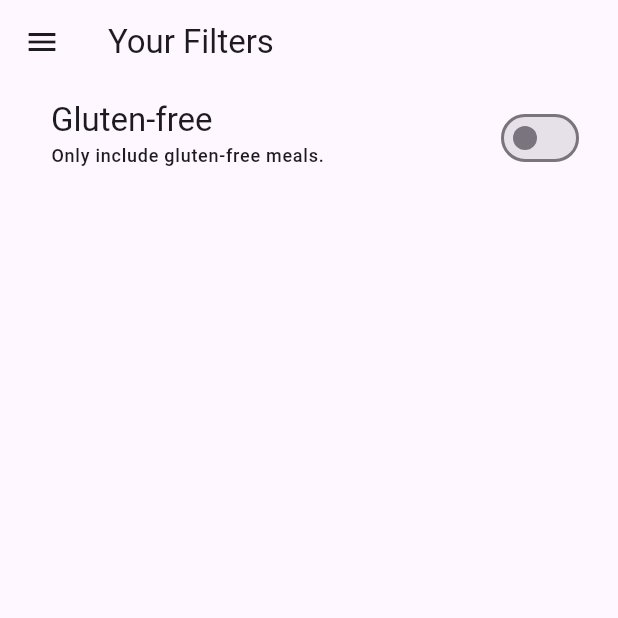
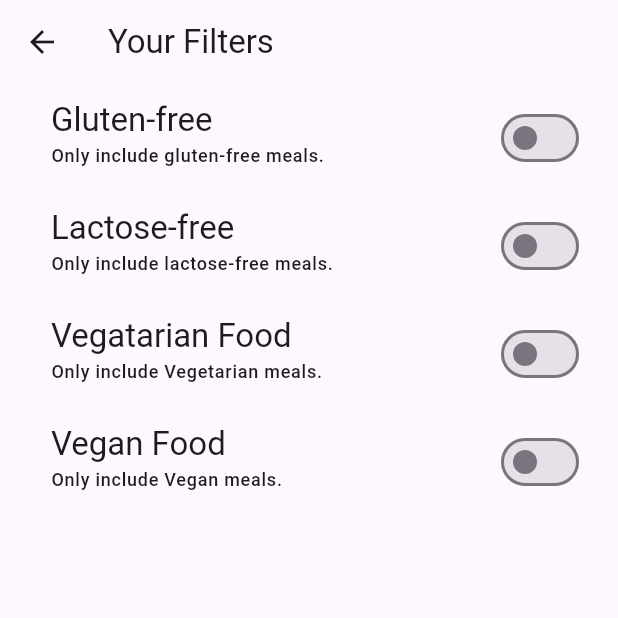
Before and after one commit to KARAN-KATAKDHOND/Meals_App, a Flutter app: the FiltersScreen screen opened directly, on a phone screen of 412 x 824 dp, the top half of it. Run offline on Flutter 3.47's test engine with Material 3 defaults, Android fonts, the phone set to English and light mode, and no system bars; our stand-ins replace google_fonts, transparent_image.

Commit message:
Added multiple Filters UI

```diff
--- a/lib/screens/filters_screen.dart
+++ b/lib/screens/filters_screen.dart
@@ -2,6 +2,10 @@ import 'package:flutter/material.dart';
 import 'package:meals/screens/tabs.dart';
 import 'package:meals/widgets/main_drawer.dart';
 
+enum Filter{
+  glutenFree,lactoseFree,
+  vegetarian,vegan,
+}
 class FiltersScreen extends StatefulWidget {
   @override
   State<FiltersScreen> createState() {
@@ -12,21 +16,33 @@ class FiltersScreen extends StatefulWidget {
 class _FiltersScreenState extends State<FiltersScreen> {
 
   var _glutenFreeFilterSet = false;
-
-
+var _lactoseFreeFilterSet = false;
+var _vegetarianFilterSet = false;
+var _veganFilterSet = false;
   @override
   Widget build(BuildContext context) {
     return Scaffold(
-      drawer: MainDrawer(onSelectScreen: (identifier) {
-        Navigator.of(context).pop();
-        if(identifier=='meals'){
-          Navigator.of(context).push(MaterialPageRoute(builder: (ctx)=>const TabsScreen(),));
-        }
-      } ),
+      // drawer: MainDrawer(onSelectScreen: (identifier) {
+      //   Navigator.of(context).pop();
+      //   if(identifier=='meals'){
+      //     Navigator.of(context).push(MaterialPageRoute(builder: (ctx)=>const TabsScreen(),));
+      //   }
+      // } ),
       appBar: AppBar(
         title: const Text('Your Filters'),
       ),
-      body: Column(
+      body: WillPopScope(
+        onWillPop:() async {
+          //passing the value to main mealsScreen to display filtered value only;
+            Navigator.of(context).pop({
+            Filter.glutenFree:_glutenFreeFilterSet,
+            Filter.lactoseFree : _lactoseFreeFilterSet,
+            Filter.vegetarian: _vegetarianFilterSet,
+            Filter.vegan : _veganFilterSet,
+          });
+          return false;
+        } ,
+        child: Column(
           children: [
             SwitchListTile(
             value: _glutenFreeFilterSet,
@@ -45,7 +61,83 @@ class _FiltersScreenState extends State<FiltersScreen> {
             activeThumbColor: Theme.of(context).colorScheme.tertiary,
             contentPadding: const EdgeInsets.only(left: 34,right: 22),
             ),
+
+        //Second SwitchList Tile
+
+        SwitchListTile(
+              value: _lactoseFreeFilterSet,
+              onChanged: (isChecked) {
+                setState(() {
+                  _lactoseFreeFilterSet = isChecked;
+                });
+              },
+              title: Text(
+                'Lactose-free',
+                style: Theme.of(context).textTheme.titleLarge!.copyWith(
+                  color: Theme.of(context).colorScheme.onBackground,
+                ),
+              ),
+              subtitle: Text(
+                'Only include lactose-free meals.',
+                style: Theme.of(context).textTheme.labelMedium!.copyWith(
+                  color: Theme.of(context).colorScheme.onBackground,
+                ),
+              ),
+              activeThumbColor: Theme.of(context).colorScheme.tertiary,
+              contentPadding: const EdgeInsets.only(left: 34, right: 22),
+            ),
+
+
+        //3rd SwitchList
+
+        SwitchListTile(
+              value: _vegetarianFilterSet,
+              onChanged: (isChecked) {
+                setState(() {
+                  _vegetarianFilterSet = isChecked;
+                });
+              },
+              title: Text(
+                'Vegatarian Food',
+                style: Theme.of(context).textTheme.titleLarge!.copyWith(
+                  color: Theme.of(context).colorScheme.onBackground,
+                ),
+              ),
+              subtitle: Text(
+                'Only include Vegetarian meals.',
+                style: Theme.of(context).textTheme.labelMedium!.copyWith(
+                  color: Theme.of(context).colorScheme.onBackground,
+                ),
+              ),
+              activeThumbColor: Theme.of(context).colorScheme.tertiary,
+              contentPadding: const EdgeInsets.only(left: 34, right: 22),
+            ),
+
+
+        SwitchListTile(
+              value: _veganFilterSet,
+              onChanged: (isChecked) {
+                setState(() {
+                  _veganFilterSet = isChecked;
+                });
+              },
+              title: Text(
+                'Vegan Food',
+                style: Theme.of(context).textTheme.titleLarge!.copyWith(
+                  color: Theme.of(context).colorScheme.onBackground,
+                ),
+              ),
+              subtitle: Text(
+                'Only include Vegan meals.',
+                style: Theme.of(context).textTheme.labelMedium!.copyWith(
+                  color: Theme.of(context).colorScheme.onBackground,
+                ),
+              ),
+              activeThumbColor: Theme.of(context).colorScheme.tertiary,
+              contentPadding: const EdgeInsets.only(left: 34, right: 22),
+            ),
             ],
+        ),
       ),
     );
   }
--- a/lib/widgets/main_drawer.dart
+++ b/lib/widgets/main_drawer.dart
@@ -10,6 +10,12 @@ class MainDrawer extends StatelessWidget {
       //backgroundColor: Colors.amber,
       child: Column(
         children: [
+          //Fix this button in the end
+          IconButton(
+            onPressed: (){Navigator.pop(context);},
+            icon: Icon(Icons.close),
+            alignment: AlignmentGeometry.topRight,
+            ),
           DrawerHeader(
             padding: const EdgeInsetsGeometry.all(20),
             decoration: BoxDecoration(
```
Also changed, not shown: lib/screens/tabs.dart (+7 -2 lines). Lines whose indentation alone changed are shown as unchanged.
